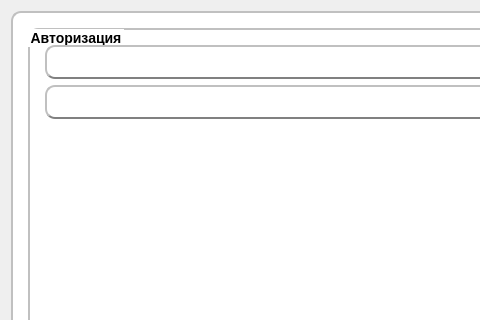
This is authorizationwindow.ui in Rayzedan/SystemControlStudent as Qt 5 draws it before an edit; both pictures show x 0 to 480 and y 0 to 320 of the 879 by 634 pixel window. The edited form follows.
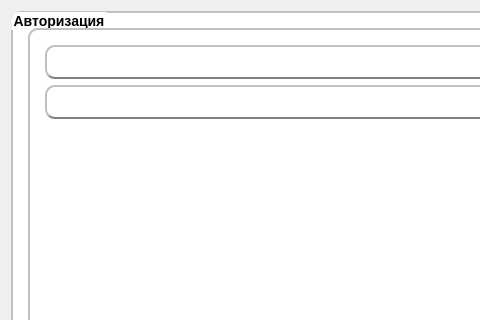
This is the edited form.

Commit message: почистил код, небольшие фиксы дизайна

```diff
--- a/authorizationwindow.ui
+++ b/authorizationwindow.ui
@@ -46,7 +46,7 @@
  }</string>
      </property>
      <property name="title">
-      <string/>
+      <string>Авторизация</string>
      </property>
      <layout class="QVBoxLayout" name="verticalLayout_3">
       <item>
@@ -62,6 +62,7 @@
           <property name="font">
            <font>
             <pointsize>-1</pointsize>
+            <weight>75</weight>
             <italic>false</italic>
             <bold>true</bold>
            </font>
@@ -80,7 +81,7 @@
 </string>
           </property>
           <property name="title">
-           <string>Авторизация</string>
+           <string/>
           </property>
           <layout class="QVBoxLayout" name="verticalLayout">
            <item>
```
The commit also changes 6 other files.
